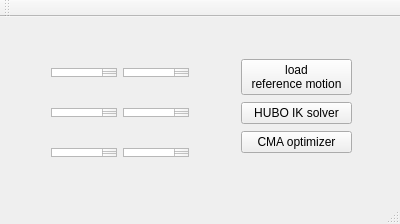
Above: HuboCma/hubomaincontroller.ui from hpgit/hubocma before the change. Below: the same form after it.
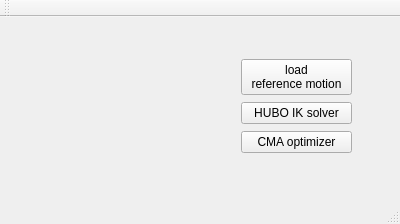
That is the form after the change.

Diff of the .ui file:
```diff
--- a/HuboCma/hubomaincontroller.ui
+++ b/HuboCma/hubomaincontroller.ui
@@ -48,60 +48,6 @@
      </item>
     </layout>
    </widget>
-   <widget class="QWidget" name="horizontalLayoutWidget">
-    <property name="geometry">
-     <rect>
-      <x>40</x>
-      <y>40</y>
-      <width>160</width>
-      <height>31</height>
-     </rect>
-    </property>
-    <layout class="QHBoxLayout" name="horizontalLayout">
-     <item>
-      <widget class="QTextEdit" name="textEdit"/>
-     </item>
-     <item>
-      <widget class="QTextEdit" name="textEdit_2"/>
-     </item>
-    </layout>
-   </widget>
-   <widget class="QWidget" name="horizontalLayoutWidget_2">
-    <property name="geometry">
-     <rect>
-      <x>40</x>
-      <y>80</y>
-      <width>160</width>
-      <height>31</height>
-     </rect>
-    </property>
-    <layout class="QHBoxLayout" name="horizontalLayout_2">
-     <item>
-      <widget class="QTextEdit" name="textEdit_3"/>
-     </item>
-     <item>
-      <widget class="QTextEdit" name="textEdit_4"/>
-     </item>
-    </layout>
-   </widget>
-   <widget class="QWidget" name="horizontalLayoutWidget_3">
-    <property name="geometry">
-     <rect>
-      <x>40</x>
-      <y>120</y>
-      <width>160</width>
-      <height>31</height>
-     </rect>
-    </property>
-    <layout class="QHBoxLayout" name="horizontalLayout_3">
-     <item>
-      <widget class="QTextEdit" name="textEdit_5"/>
-     </item>
-     <item>
-      <widget class="QTextEdit" name="textEdit_6"/>
-     </item>
-    </layout>
-   </widget>
   </widget>
   <widget class="QMenuBar" name="menuBar">
    <property name="geometry">
```
